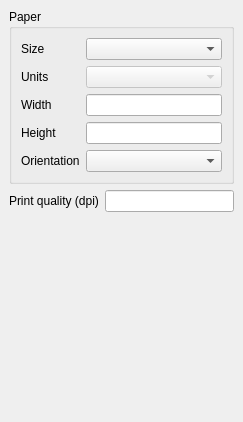
Qt form src/ui/qgscompositionwidgetbase.ui (stopa85/Quantum-GIS) before a commit.
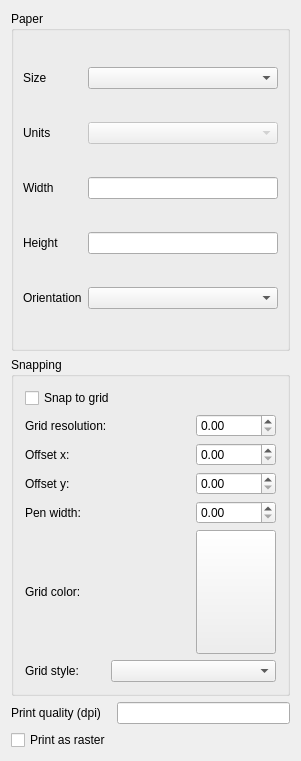
The same form after that commit. Custom widgets are drawn as their Qt base class.

What changed in the file:
```diff
--- a/src/ui/qgscompositionwidgetbase.ui
+++ b/src/ui/qgscompositionwidgetbase.ui
@@ -5,8 +5,8 @@
    <rect>
     <x>0</x>
     <y>0</y>
-    <width>243</width>
-    <height>422</height>
+    <width>301</width>
+    <height>761</height>
    </rect>
   </property>
   <property name="sizePolicy" >
@@ -19,24 +19,6 @@
    <string>Composition</string>
   </property>
   <layout class="QGridLayout" >
-   <property name="leftMargin" >
-    <number>9</number>
-   </property>
-   <property name="topMargin" >
-    <number>9</number>
-   </property>
-   <property name="rightMargin" >
-    <number>9</number>
-   </property>
-   <property name="bottomMargin" >
-    <number>9</number>
-   </property>
-   <property name="horizontalSpacing" >
-    <number>6</number>
-   </property>
-   <property name="verticalSpacing" >
-    <number>6</number>
-   </property>
    <item row="0" column="0" colspan="2" >
     <widget class="QGroupBox" name="groupBox" >
      <property name="title" >
@@ -189,23 +171,93 @@
      </layout>
     </widget>
    </item>
-   <item row="2" column="0" colspan="2" >
-    <spacer>
-     <property name="orientation" >
-      <enum>Qt::Vertical</enum>
+   <item row="1" column="0" colspan="2" >
+    <widget class="QGroupBox" name="mSnapGroupBox" >
+     <property name="title" >
+      <string>Snapping</string>
      </property>
-     <property name="sizeType" >
-      <enum>QSizePolicy::Expanding</enum>
-     </property>
-     <property name="sizeHint" >
-      <size>
-       <width>223</width>
-       <height>41</height>
-      </size>
-     </property>
-    </spacer>
+     <layout class="QGridLayout" >
+      <item row="0" column="0" colspan="2" >
+       <widget class="QCheckBox" name="mSnapToGridCheckBox" >
+        <property name="text" >
+         <string>Snap to grid</string>
+        </property>
+       </widget>
+      </item>
+      <item row="1" column="0" colspan="2" >
+       <widget class="QLabel" name="mResolutionLabel_2" >
+        <property name="text" >
+         <string>Grid resolution:</string>
+        </property>
+       </widget>
+      </item>
+      <item row="1" column="2" >
+       <widget class="QDoubleSpinBox" name="mResolutionSpinBox" />
+      </item>
+      <item row="2" column="0" colspan="2" >
+       <widget class="QLabel" name="mXOffsetLabel" >
+        <property name="text" >
+         <string>Offset x:</string>
+        </property>
+       </widget>
+      </item>
+      <item row="2" column="2" >
+       <widget class="QDoubleSpinBox" name="mOffsetXSpinBox" />
+      </item>
+      <item row="3" column="0" colspan="2" >
+       <widget class="QLabel" name="mYOffsetLabel" >
+        <property name="text" >
+         <string>Offset y:</string>
+        </property>
+       </widget>
+      </item>
+      <item row="3" column="2" >
+       <widget class="QDoubleSpinBox" name="mOffsetYSpinBox" />
+      </item>
+      <item row="4" column="0" >
+       <widget class="QLabel" name="mPenWidthLabel" >
+        <property name="text" >
+         <string>Pen width:</string>
+        </property>
+       </widget>
+      </item>
+      <item row="4" column="2" >
+       <widget class="QDoubleSpinBox" name="mPenWidthSpinBox" />
+      </item>
+      <item row="5" column="0" >
+       <widget class="QLabel" name="mGridColorLabel" >
+        <property name="text" >
+         <string>Grid color:</string>
+        </property>
+       </widget>
+      </item>
+      <item row="5" column="2" >
+       <widget class="QgsColorButton" name="mGridColorButton" >
+        <property name="sizePolicy" >
+         <sizepolicy vsizetype="Preferred" hsizetype="Preferred" >
+          <horstretch>0</horstretch>
+          <verstretch>0</verstretch>
+         </sizepolicy>
+        </property>
+        <property name="text" >
+         <string/>
+        </property>
+       </widget>
+      </item>
+      <item row="6" column="0" >
+       <widget class="QLabel" name="mGridStyleLabel" >
+        <property name="text" >
+         <string>Grid style:</string>
+        </property>
+       </widget>
+      </item>
+      <item row="6" column="1" colspan="2" >
+       <widget class="QComboBox" name="mGridStyleComboBox" />
+      </item>
+     </layout>
+    </widget>
    </item>
-   <item row="1" column="0" >
+   <item row="2" column="0" >
     <widget class="QLabel" name="mResolutionLabel" >
      <property name="sizePolicy" >
       <sizepolicy vsizetype="Preferred" hsizetype="Preferred" >
@@ -221,12 +273,26 @@
      </property>
     </widget>
    </item>
-   <item row="1" column="1" >
+   <item row="2" column="1" >
     <widget class="QLineEdit" name="mResolutionLineEdit" />
    </item>
+   <item row="3" column="0" >
+    <widget class="QCheckBox" name="mPrintAsRasterCheckBox" >
+     <property name="text" >
+      <string>Print as raster</string>
+     </property>
+    </widget>
+   </item>
   </layout>
  </widget>
  <layoutdefault spacing="6" margin="11" />
+ <customwidgets>
+  <customwidget>
+   <class>QgsColorButton</class>
+   <extends>QToolButton</extends>
+   <header>qgscolorbutton.h</header>
+  </customwidget>
+ </customwidgets>
  <resources/>
  <connections/>
 </ui>
```
